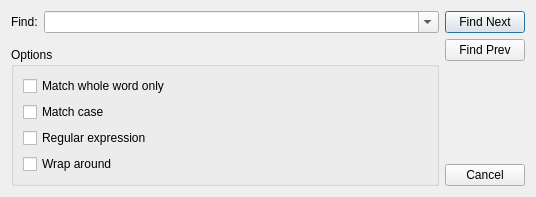
Before: the Qt Designer form liteidex/src/plugins/codesearch/editorsearchdialog.ui in seanxyh/liteide, drawn with Qt 5.
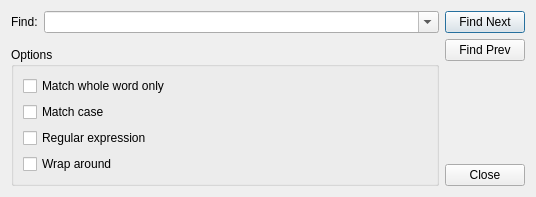
After: the same form once the commit is applied.

```diff
--- a/liteidex/src/plugins/codesearch/editorsearchdialog.ui
+++ b/liteidex/src/plugins/codesearch/editorsearchdialog.ui
@@ -124,7 +124,7 @@
      <item>
       <widget class="QPushButton" name="cancelPushButton">
        <property name="text">
-        <string>Cancel</string>
+        <string>Close</string>
        </property>
       </widget>
      </item>
```
Left out of the diff: 2 changed lines with no effect on the pictures.
